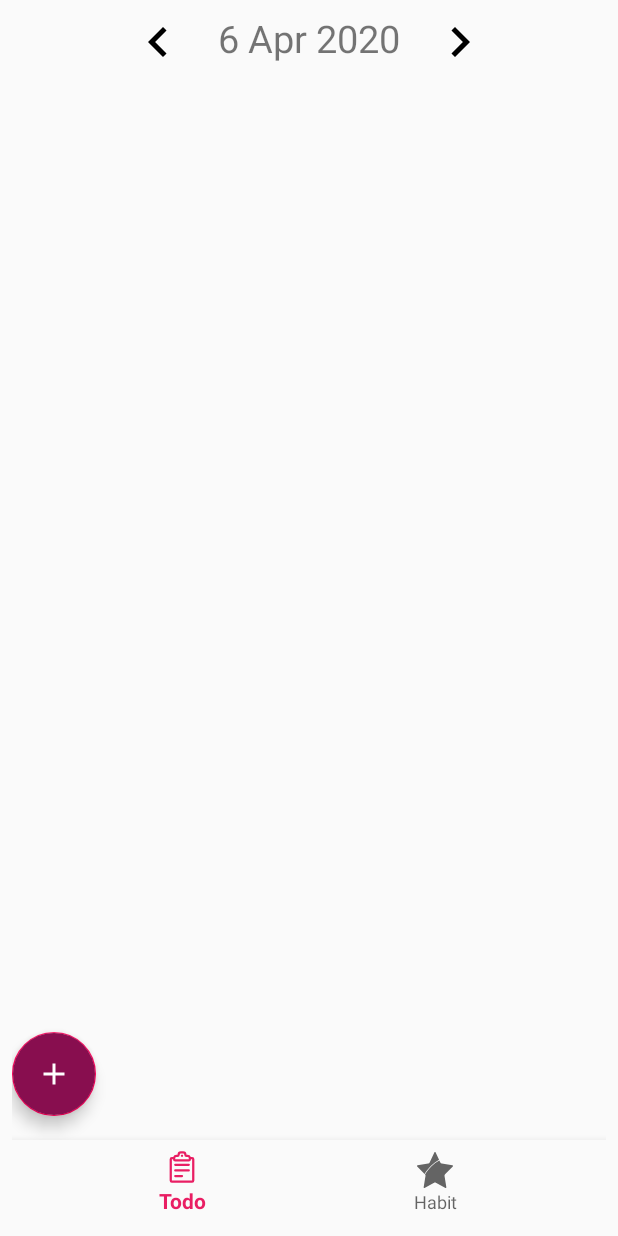
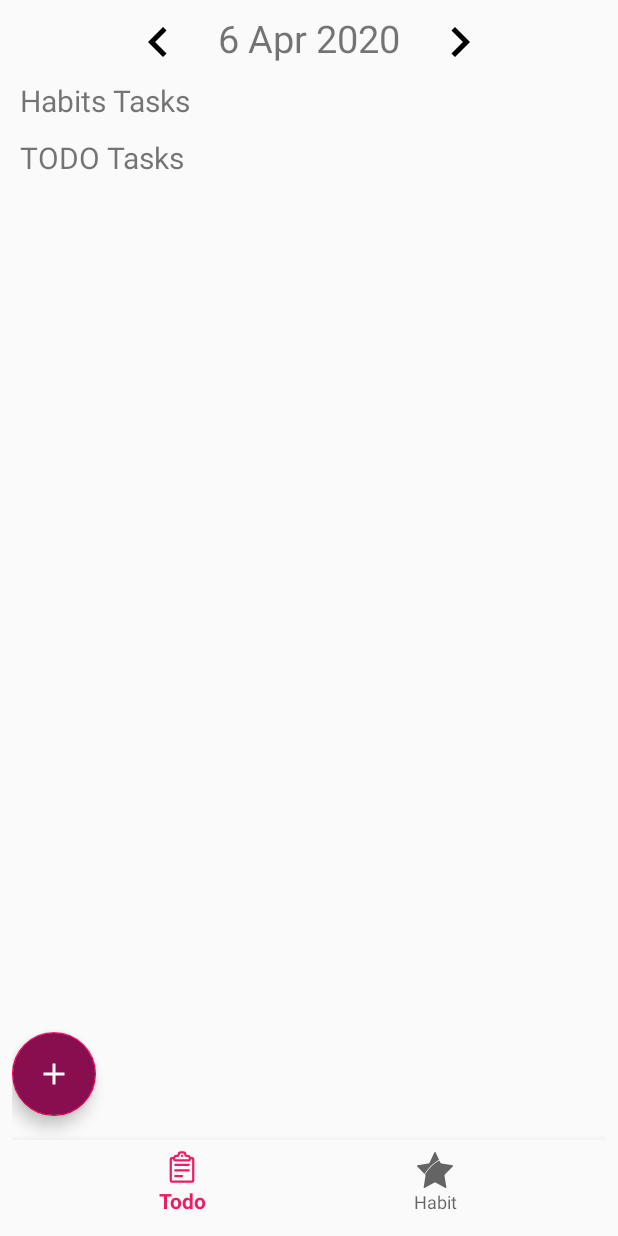
Before and after one commit to mohamedmashaal/LifeOrganizer, an Android app: the screen it shows after launch (MainActivity), on a phone screen of 412 x 824 dp. Run offline under Robolectric (Android 15) with nearby library versions, the phone set to English and light mode, and no system bars; our stand-ins replace Room's generated code.

Commit message:
add habit tasks in todo list

```diff
--- a/app/src/main/java/com/example/lifeorganizer/fragments/FragmentTodo.java
+++ b/app/src/main/java/com/example/lifeorganizer/fragments/FragmentTodo.java
@@ -38,7 +38,9 @@ public class FragmentTodo extends Fragment {
     Date date = new Date();
     final String [] MONTHS = {"Jan","Feb","Mar","Apr","May","Jun","Jul","Aug","Sep", "Oct","Nov","Dec"};
     List<Task> todoTasks;
-
+    List<Task> habitTasks;
+    List<Task> jobTasks;
+    public enum  TASKS_TYPE {Habit,TODO,Job};
 
     @Override
     public View onCreateView(LayoutInflater inflater, ViewGroup container,
@@ -67,37 +69,6 @@ public class FragmentTodo extends Fragment {
                         TaskManager.getInstance(getActivity()).createTask(task, new AfterCreateTask() {
                             @Override
                             public void afterCreateTask() {
-                                //TODO reload the list
-                          /*      TaskManager.getInstance(getActivity()).getTasks(date,new AfterGetTasks() {
-                                    Date x = date;
-                                    @Override
-                                    public void afterGetTasks(List<Task> tasks) {
-                                        //TODO filter them to habits and tasks
-                                        todoTasks = tasks;
-                                        Calendar calendar = Calendar.getInstance();
-                                        calendar.setTime(x);
-                                        String d = calendar.get(Calendar.DAY_OF_MONTH)+" ";
-                                        d += MONTHS[calendar.get(Calendar.MONTH)] + " ";
-                                        d += calendar.get(Calendar.YEAR);
-                                        Toast.makeText(getActivity(), tasks.size()+"," + d, Toast.LENGTH_SHORT).show();
-                                        TaskAdapter adapter = new TaskAdapter(getActivity(), tasks);
-
-                                        ListView listView = (ListView) getView().findViewById(R.id.todoListView);
-
-                                        listView.setAdapter(adapter);
-
-                                        listView.setOnItemClickListener(new AdapterView.OnItemClickListener() {
-                                            @Override
-                                            public void onItemClick(AdapterView<?> adapterView, View view, int position, long id) {
-                                                //view task information
-                                                //Toast.makeText(getActivity(), "Send", Toast.LENGTH_SHORT).show();
-                                                //TODO navigate the tasks from habits or jobs or dates to the source of the task
-
-                                            }
-                                        });
-                                    }
-                                });
-*/
                                 loadTheList();
                             }
                         });
@@ -150,53 +121,55 @@ public class FragmentTodo extends Fragment {
             @Override
             public void afterGetTasks(List<Task> tasks) {
                 //TODO filter them to habits and tasks
-                todoTasks = tasks;
-                Calendar calendar = Calendar.getInstance();
-                calendar.setTime(date);
-                String d = calendar.get(Calendar.DAY_OF_MONTH)+" ";
-                d += MONTHS[calendar.get(Calendar.MONTH)] + " ";
-                d += calendar.get(Calendar.YEAR);
-                //Toast.makeText(getActivity(), tasks.size()+","+d, Toast.LENGTH_SHORT).show();
+                todoTasks = new ArrayList<>();
+                habitTasks = new ArrayList<>();
+                jobTasks = new ArrayList<>();
+                for (int i = 0; i < tasks.size(); i++) {
+                    Task task = tasks.get(i);
+                    if(task.isHabitTask()){
+                        habitTasks.add(tasks.get(i));
+                    } else if(task.isJobTask()){
+                        jobTasks.add(task);
+                    }else{
+                        todoTasks.add(task);
+                    }
+                }
 
-                TaskAdapter adapter = new TaskAdapter(getActivity(), tasks);
+                TaskAdapter todoAdapter = new TaskAdapter(getActivity(), todoTasks,TASKS_TYPE.TODO);
+                TaskAdapter habitAdapter = new TaskAdapter(getActivity(),habitTasks, TASKS_TYPE.Habit);
+                TaskAdapter jobAdapter =  new TaskAdapter(getActivity(),jobTasks, TASKS_TYPE.Job);
 
-                ListView listView = (ListView) getView().findViewById(R.id.todoListView);
+                // to do list
+                ListView todoListView = (ListView) getView().findViewById(R.id.todoListView);
 
-                listView.setAdapter(adapter);
+                todoListView.setAdapter(todoAdapter);
 
-                listView.setOnItemClickListener(new AdapterView.OnItemClickListener() {
+                todoListView.setOnItemClickListener(new AdapterView.OnItemClickListener() {
                     @Override
                     public void onItemClick(AdapterView<?> adapterView, View view, int position, long id) {
-                        //view task information
-                        //Toast.makeText(getActivity(), "Send", Toast.LENGTH_SHORT).show();
-                        //TODO navigate the tasks from habits or jobs or dates to the source of the task
+                        //TODO Edit task or add button edit
+                    }
+                });
+
+
+                // habit list
+                ListView habitListView = (ListView) getView().findViewById(R.id.habitTasksListView);
+
+                habitListView.setAdapter(habitAdapter);
+
+                habitListView.setOnItemClickListener(new AdapterView.OnItemClickListener() {
+                    @Override
+                    public void onItemClick(AdapterView<?> adapterView, View view, int position, long id) {
+                        //TODO navigate the tasks from habits to the source of the task
 
                     }
                 });
+
+                //TODO add job tasks list
+
             }
         });
-/*        List<Task> tasks = new ArrayList<>();
-        for (int i = 0; i < 10; i++) {
-            Task dummyTask = new Task("dummy task "+i,date,false,0);
-            tasks.add(dummyTask);
-        }
-
-
-        TaskAdapter adapter = new TaskAdapter(getActivity(), tasks);
-
-        ListView listView = (ListView) getView().findViewById(R.id.todoListView);
-
-        listView.setAdapter(adapter);
-
-        listView.setOnItemClickListener(new AdapterView.OnItemClickListener() {
-            @Override
-            public void onItemClick(AdapterView<?> adapterView, View view, int position, long id) {
-                //view task information
-                //Toast.makeText(getActivity(), "Send", Toast.LENGTH_SHORT).show();
-                //TODO navigate the tasks from habits or jobs or dates to the source of the task
-
-            }
-        });*/
+        //TODO Load Dates
     }
 
 }
--- a/app/src/main/res/layout/fragment_todo.xml
+++ b/app/src/main/res/layout/fragment_todo.xml
@@ -6,22 +6,6 @@
     android:layout_width="match_parent"
     android:layout_height="match_parent">
 
-<!--
-    <TextView
-        android:id="@+id/testDialog"
-        android:layout_width="match_parent"
-        android:layout_height="26dp"
-        android:layout_marginStart="8dp"
-        android:layout_marginTop="8dp"
-        android:layout_marginEnd="8dp"
-        android:layout_marginBottom="8dp"
-        android:text="Hello Todo"
-        android:textSize="22sp"
-        app:layout_constraintBottom_toTopOf="@+id/fb_add_task"
-        app:layout_constraintEnd_toEndOf="parent"
-        app:layout_constraintStart_toStartOf="parent"
-        app:layout_constraintTop_toTopOf="parent"
-        android:textAlignment="center"/>-->
     <LinearLayout
         android:layout_width="match_parent"
         android:layout_height="match_parent"
@@ -55,12 +39,34 @@
                 android:layout_toRightOf="@id/todoDayText"
                 />
         </RelativeLayout>
+        <TextView
+            android:layout_width="match_parent"
+            android:layout_height="wrap_content"
+            android:text="Habits Tasks"
+            android:textSize="20sp"
+            android:layout_margin="5dp"/>
+
+        <ListView
+            android:id="@+id/habitTasksListView"
+            android:orientation="vertical"
+            android:layout_width="match_parent"
+            android:layout_height="wrap_content" />
+        <TextView
+            android:layout_width="match_parent"
+            android:layout_height="wrap_content"
+            android:text="TODO Tasks"
+            android:textSize="20sp"
+            android:layout_margin="5dp"/>
+
         <ListView
             android:id="@+id/todoListView"
             android:orientation="vertical"
             android:layout_width="match_parent"
-            android:layout_height="match_parent" />
+            android:layout_height="wrap_content" />
 
+
+
+        <!--TODO add Jobs and dates tasks-->
     </LinearLayout>
 
     <android.support.design.widget.FloatingActionButton
```
Also changed, not shown: app/src/main/java/com/example/lifeorganizer/Adapters/TaskAdapter.java (+11 -1 lines).
